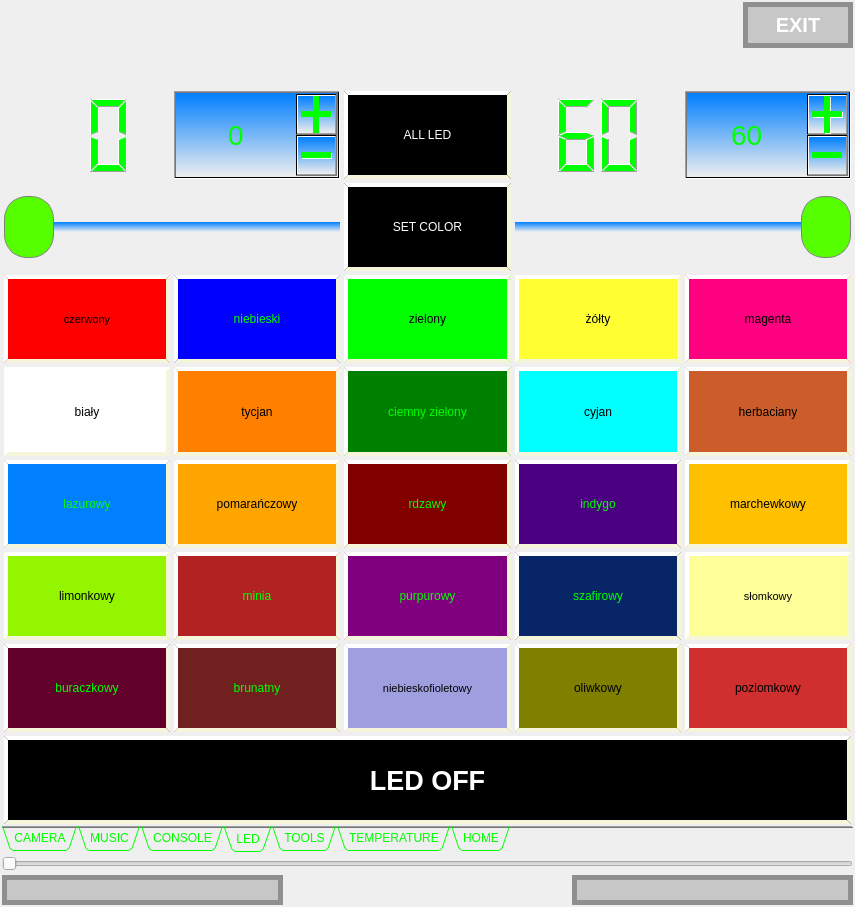
The window that iDom_Client/idom_client.ui (cyniu88/QT_kurs) describes before a commit, drawn with Qt 5.
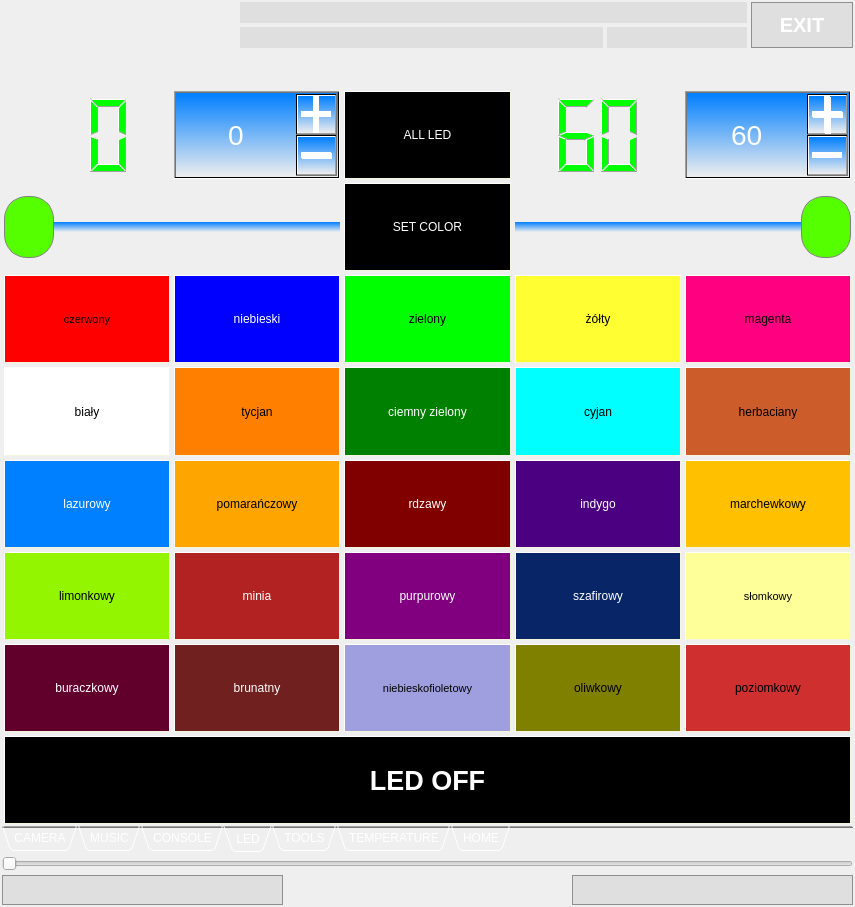
The same window after the commit. The open tabs and pages were chosen to show the change. Icons and pictures are not drawn. Custom widgets are drawn as their Qt base class.

Patch:
```diff
--- a/iDom_Client/idom_client.ui
+++ b/iDom_Client/idom_client.ui
@@ -92,7 +92,7 @@
       </property>
       <property name="styleSheet">
        <string notr="true">background-color: rgba(255, 255, 255, 0);
-color: rgb(0, 255, 0);
+color: rgb(255, 255, 255);
 gridline-color: rgb(255, 0, 0);
 alternate-background-color: rgba(0, 0, 0, 0);
 border-color: rgb(255, 255, 255,255);</string>
@@ -1140,7 +1140,7 @@
           </property>
           <property name="styleSheet">
            <string notr="true"> border-style: outset;
-    border-width: 4px;
+    border-width: 1px;
 border-color: rgb(255, 255, 255);
    /* border-radius: 10px;*/
     border-color: beige;
@@ -1206,7 +1206,7 @@
            <string notr="true">color: rgb(255, 255, 255);
 background-color: rgb(0, 0, 0);
  border-style: outset;
-    border-width: 4px;
+    border-width: 1px;
 border-color: rgb(255, 255, 255);
    /* border-radius: 10px;*/
     border-color: beige;
@@ -1233,7 +1233,7 @@
           <property name="styleSheet">
            <string notr="true">color: rgb(0, 0, 0);
  border-style: outset;
-    border-width: 4px;
+    border-width: 1px;
 border-color: rgb(255, 255, 255);
    /* border-radius: 10px;*/
     border-color: beige;
@@ -1324,7 +1324,7 @@
  color: rgb(0, 0, 0);
  
  border-style: outset;
-    border-width: 4px;
+    border-width: 1px;
 border-color: rgb(255, 255, 255);
   /* border-radius: 10px;*/
     border-color: beige;
@@ -1380,7 +1380,7 @@
            <string notr="true">color: rgb(0, 0, 0);
  background-color: rgb(255, 128, 0);
  border-style: outset;
-    border-width: 4px;
+    border-width: 1px;
 border-color: rgb(255, 255, 255);
    /* border-radius: 10px;*/
     border-color: beige;
@@ -1407,7 +1407,7 @@
           <property name="styleSheet">
            <string notr="true">color: rgb(0, 0, 0);
  border-style: outset;
-    border-width: 4px;
+    border-width: 1px;
 border-color: rgb(255, 255, 255);
    /* border-radius: 10px;*/
     border-color: beige;
@@ -1436,7 +1436,7 @@
            <string notr="true"> border-style: outset;
 color: rgb(255, 255, 255);
 background-color: rgb(0, 0, 0);
-    border-width: 4px;
+    border-width: 1px;
 border-color: rgb(255, 255, 255);
   /* border-radius: 10px;*/
     border-color: beige;
@@ -1462,7 +1462,7 @@
           </property>
           <property name="styleSheet">
            <string notr="true"> border-style: outset;
-    border-width: 4px;
+    border-width: 1px;
 border-color: rgb(255, 255, 255);
    /* border-radius: 10px;*/
     border-color: beige;
@@ -1492,7 +1492,7 @@
   
  
  border-style: outset;
-    border-width: 4px;
+    border-width: 1px;
 border-color: rgb(255, 255, 255);
   /* border-radius: 10px;*/
     border-color: beige;
@@ -1523,7 +1523,7 @@
  
  
  border-style: outset;
-    border-width: 4px;
+    border-width: 1px;
 border-color: rgb(255, 255, 255);
   /* border-radius: 10px;*/
     border-color: beige;
@@ -1549,7 +1549,7 @@
           </property>
           <property name="styleSheet">
            <string notr="true"> border-style: outset;
-    border-width: 4px;
+    border-width: 1px;
 border-color: rgb(255, 255, 255);
    /* border-radius: 10px;*/
     border-color: beige;
@@ -1577,7 +1577,7 @@
           <property name="styleSheet">
            <string notr="true">color: rgb(0, 0, 0);
   border-style: outset;
-    border-width: 4px;
+    border-width: 1px;
 border-color: rgb(255, 255, 255);
    /* border-radius: 10px;*/
     border-color: beige;
@@ -1609,7 +1609,7 @@
           </property>
           <property name="styleSheet">
            <string notr="true"> border-style: outset;
-    border-width: 4px;
+    border-width: 1px;
 border-color: rgb(255, 255, 255);
    /* border-radius: 10px;*/
     border-color: beige;
@@ -1638,7 +1638,7 @@
           <property name="styleSheet">
            <string notr="true">color: rgb(0, 0, 0);
   border-style: outset;
-    border-width: 4px;
+    border-width: 1px;
 border-color: rgb(255, 255, 255);
    /* border-radius: 10px;*/
     border-color: beige;
@@ -1665,7 +1665,7 @@
           </property>
           <property name="styleSheet">
            <string notr="true"> border-style: outset;
-    border-width: 4px;
+    border-width: 1px;
 border-color: rgb(255, 255, 255);
    /* border-radius: 10px;*/
     border-color: beige;
@@ -1700,7 +1700,7 @@
            <string notr="true"> border-style: outset;
 color: rgb(255, 255, 255);
 background-color: rgb(0, 0, 0);
-    border-width: 4px;
+    border-width: 1px;
 border-color: rgb(255, 255, 255);
   /* border-radius: 10px;*/
     border-color: beige;
@@ -1727,7 +1727,7 @@
           <property name="styleSheet">
            <string notr="true">color: rgb(0, 0, 0);
   border-style: outset;
-    border-width: 4px;
+    border-width: 1px;
 border-color: rgb(255, 255, 255);
    /* border-radius: 10px;*/
     border-color: beige;
@@ -1765,7 +1765,7 @@
           <property name="styleSheet">
            <string notr="true">color: rgb(0, 0, 0);
  border-style: outset;
-    border-width: 4px;
+    border-width: 1px;
 border-color: rgb(255, 255, 255);
    /* border-radius: 10px;*/
     border-color: beige;
@@ -1793,7 +1793,7 @@
           <property name="styleSheet">
            <string notr="true">color: rgb(0, 0, 0);
   border-style: outset;
-    border-width: 4px;
+    border-width: 1px;
 border-color: rgb(255, 255, 255);
    /* border-radius: 10px;*/
     border-color: beige;
@@ -1889,7 +1889,7 @@
           </property>
           <property name="styleSheet">
            <string notr="true">  border-style: outset;
-    border-width: 4px;
+    border-width: 1px;
 border-color: rgb(255, 255, 255);
    /* border-radius: 10px;*/
     border-color: beige;
@@ -1916,7 +1916,7 @@
           </property>
           <property name="styleSheet">
            <string notr="true"> border-style: outset;
-    border-width: 4px;
+    border-width: 1px;
 border-color: rgb(255, 255, 255);
    /* border-radius: 10px;*/
     border-color: beige;
@@ -1944,7 +1944,7 @@
           </property>
           <property name="styleSheet">
            <string notr="true"> border-style: outset;
-    border-width: 4px;
+    border-width: 1px;
 border-color: rgb(255, 255, 255);
    /* border-radius: 10px;*/
     border-color: beige;
@@ -2012,7 +2012,7 @@
           </property>
           <property name="styleSheet">
            <string notr="true"> border-style: outset;
-    border-width: 4px;
+    border-width: 1px;
 border-color: rgb(255, 255, 255);
    /* border-radius: 10px;*/
     border-color: beige;
@@ -2040,7 +2040,7 @@
           <property name="styleSheet">
            <string notr="true">color: rgb(0, 0, 0);
   border-style: outset;
-    border-width: 4px;
+    border-width: 1px;
 border-color: rgb(255, 255, 255);
    /* border-radius: 10px;*/
     border-color: beige;
@@ -2078,7 +2078,7 @@
  
  
  border-style: outset;
-    border-width: 4px;
+    border-width: 1px;
 border-color: rgb(255, 255, 255);
      /* border-radius: 10px;*/
     border-color: beige;
@@ -2120,7 +2120,7 @@
            <string notr="true">color: rgb(0, 0, 0);
  background-color: rgb(255, 0, 0);
  border-style: outset;
-    border-width: 4px;
+    border-width: 1px;
 border-color: rgb(255, 255, 255);
   /* border-radius: 10px;*/
     border-color: beige;
@@ -2193,7 +2193,7 @@
           </property>
           <property name="styleSheet">
            <string notr="true"> border-style: outset;
-    border-width: 4px;
+    border-width: 1px;
 border-color: rgb(255, 255, 255);
    /* border-radius: 10px;*/
     border-color: beige;
@@ -2222,7 +2222,7 @@
            <string notr="true">color: rgb(0, 0, 0);
  background-color: rgb(255, 255, 255);
  border-style: outset;
-    border-width: 4px;
+    border-width: 1px;
 border-color: rgb(0, 0, 0);
    /* border-radius: 10px;*/
     border-color: beige;
@@ -3081,9 +3081,10 @@
            </font>
           </property>
           <property name="styleSheet">
-           <string notr="true">color: rgb(0, 255, 0);
-border: none ;
-background-color: rgba(0, 0, 0, 0);</string>
+           <string notr="true">color: rgb(255, 255, 255);
+background-color: rgb(158, 158, 158,50);
+ border: none;
+border-radius: 0px;</string>
           </property>
           <property name="inputMask">
            <string/>
@@ -3107,9 +3108,10 @@
            <enum>Qt::LeftToRight</enum>
           </property>
           <property name="styleSheet">
-           <string notr="true">color: rgb(0, 255, 0);
-border: none ;
-background-color: rgba(0, 0, 0, 0);</string>
+           <string notr="true">color: rgb(255, 255, 255);
+background-color: rgb(158, 158, 158,50);
+ border: none;
+border-radius: 0px;</string>
           </property>
           <property name="frame">
            <bool>false</bool>
@@ -3137,8 +3139,10 @@
           </property>
           <property name="styleSheet">
            <string notr="true">background-color: rgba(0, 0, 0, 0);
-border: none ;
-color: rgb(0, 255, 0);</string>
+background-color: rgb(158, 158, 158,50);
+ border: none;
+border-radius: 0px;
+color: rgb(255, 255,255);</string>
           </property>
           <property name="inputMask">
            <string/>
@@ -3177,8 +3181,8 @@
           </property>
           <property name="styleSheet">
            <string notr="true">QPushButton {
-background-color: rgb(158, 158, 158,125);
- border: 5px solid #8f8f91;
+background-color: rgb(158, 158, 158,50);
+ border: 1px solid #8f8f91;
 border-radius: 0px;
 color:white;
  font: bold ;
@@ -3227,8 +3231,8 @@
         <property name="styleSheet">
          <string notr="true">
 QPushButton {
-background-color: rgb(158, 158, 158,125);
- border: 5px solid #8f8f91;
+background-color: rgb(158, 158, 158,50);
+ border:1px solid #8f8f91;
 border-radius: 0px;
 color:white;
  image: url(:/new/prefix1/files/Green_Arrow_Left.svg);
@@ -3302,8 +3306,8 @@
         </property>
         <property name="styleSheet">
          <string notr="true">QPushButton {
-background-color: rgb(158, 158, 158,125);
- border: 5px solid #8f8f91;
+background-color: rgb(158, 158, 158,50);
+ border: 1px solid #8f8f91;
 border-radius: 0px;
 color:white;
  image: url(:/new/prefix1/files/Green_Arrow_Right.svg);
```
Left out of the diff: 152 changed lines with no effect on the pictures.
